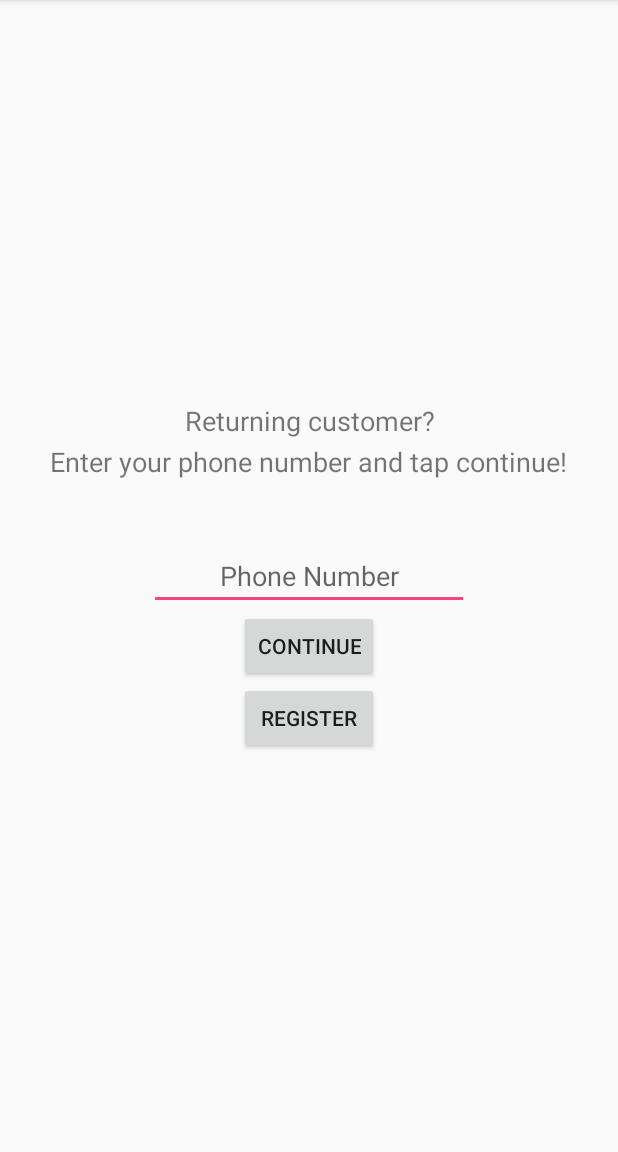
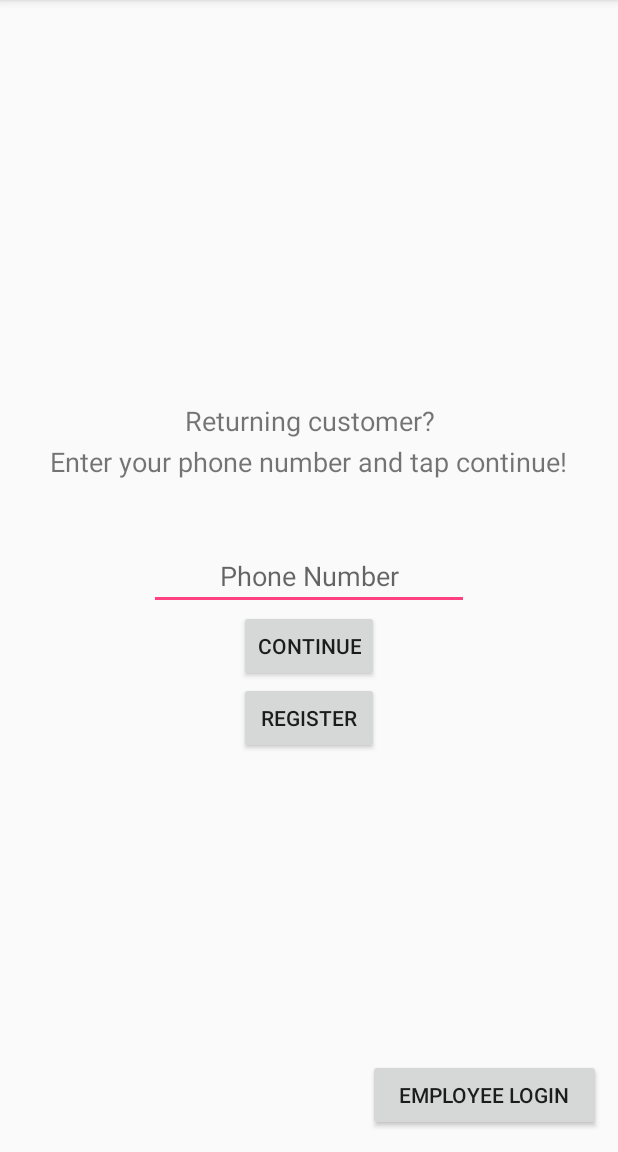
Before and after one commit to muzhdahussain/FoodMEmirror, an Android app: the screen it shows after launch (MainActivity), on a phone screen of 412 x 824 dp, the part 84-1236 px from its top. Run offline under Robolectric (Android 15) with nearby library versions, the phone set to English and light mode, and no system bars.

Commit message:
Added employee login page

```diff
--- a/app/src/main/AndroidManifest.xml
+++ b/app/src/main/AndroidManifest.xml
@@ -19,7 +19,8 @@
             </intent-filter>
         </activity>
         <activity android:name=".Register" />
-        <activity android:name=".CustomerMenu"></activity>
+        <activity android:name=".CustomerMenu" />
+        <activity android:name=".Emp_Login"></activity>
     </application>
 
 </manifest>
--- a/app/src/main/java/app/foodme/Register.java
+++ b/app/src/main/java/app/foodme/Register.java
@@ -31,6 +31,7 @@ public class Register extends AppCompatActivity {
 
     }
 
+
     // Returns to login
     public void ReturnToLogin(View view){
         startActivity(new Intent(this,MainActivity.class));
--- a/app/src/main/res/layout/activity_main.xml
+++ b/app/src/main/res/layout/activity_main.xml
@@ -64,7 +64,16 @@
         android:onClick="OpenReg"
         android:text="Register" />
 
-
+    <Button
+        android:id="@+id/button_emp"
+        android:layout_width="155dp"
+        android:layout_height="wrap_content"
+        android:layout_alignParentBottom="true"
+        android:layout_alignParentEnd="true"
+        android:layout_marginBottom="14dp"
+        android:layout_marginEnd="11dp"
+        android:onClick="Emp_Login"
+        android:text="Employee Login" />
 
 
 </RelativeLayout>
--- a/build.gradle
+++ b/build.gradle
@@ -7,7 +7,7 @@ buildscript {
         jcenter()
     }
     dependencies {
-        classpath 'com.android.tools.build:gradle:3.0.1'
+        classpath 'com.android.tools.build:gradle:3.1.0'
 
 
         // NOTE: Do not place your application dependencies here; they belong
```
Also changed, not shown: app/src/main/java/app/foodme/Emp_Login.java (added, +16 -0 lines), app/src/main/java/app/foodme/MainActivity.java (+8 -0 lines), app/src/main/res/layout/activity_emp__login.xml (added, +40 -0 lines), gradle/wrapper/gradle-wrapper.properties.
